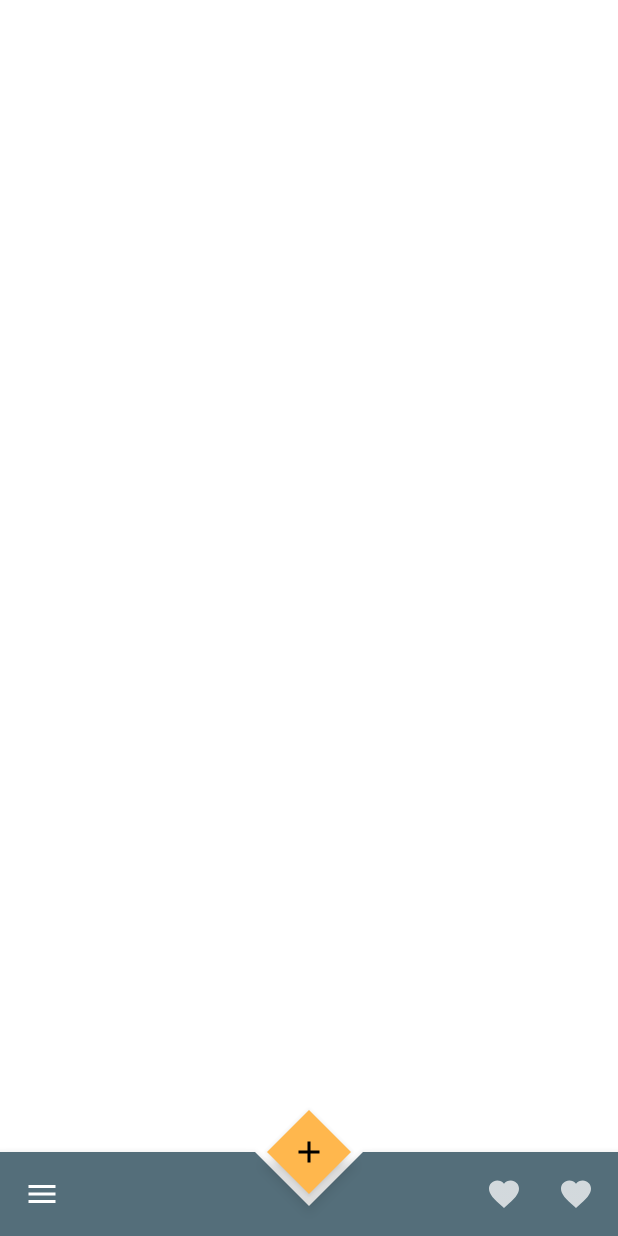
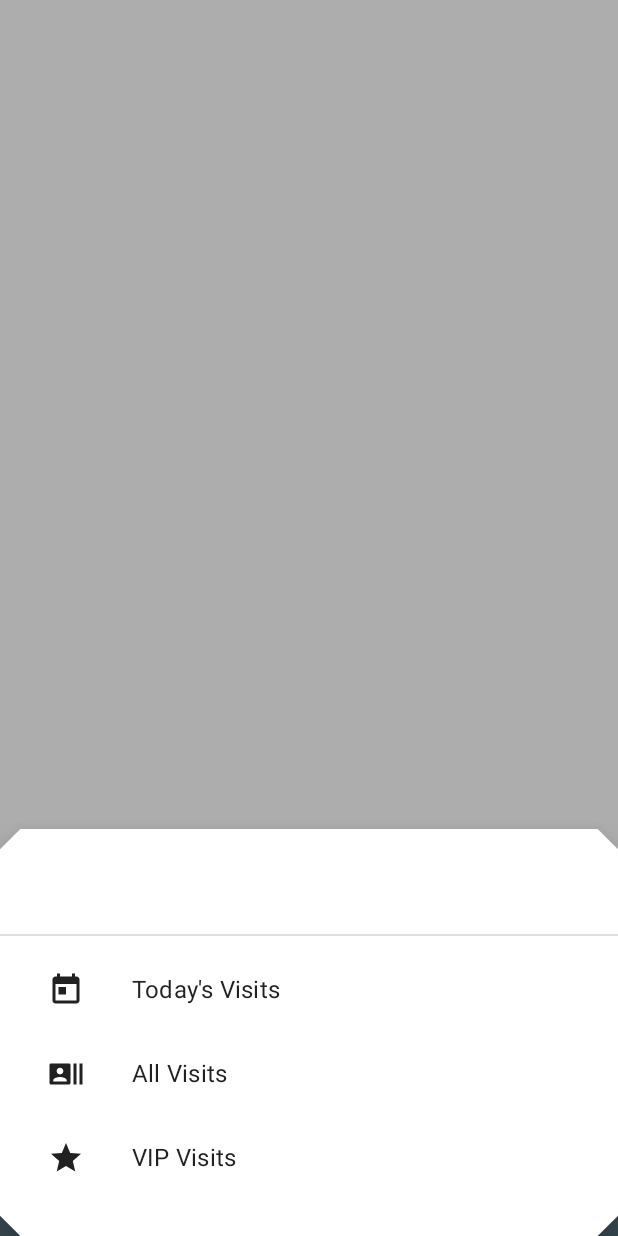
Before and after one commit to Iker0610/DAS-App-Visitas, an Android app built with Jetpack Compose: the MainActivity screen opened directly, with no data from a screen before it, after a tap on "Localized description", on a phone screen of 412 x 824 dp. Run offline under Robolectric (Android 15) with nearby library versions, the phone set to English and light mode, and no system bars; our stand-ins replace Dagger/Hilt's generated code, Room's generated code, accompanist; libraries missing offline, so code that uses them is left out: com.google.accompanist.navigation.

Commit message:
Navigation Drawer Initial Implementation

```diff
--- a/app/src/main/java/das/omegaterapia/visits/activities/main/MainActivity.kt
+++ b/app/src/main/java/das/omegaterapia/visits/activities/main/MainActivity.kt
@@ -4,23 +4,25 @@ import android.os.Bundle
 import androidx.activity.ComponentActivity
 import androidx.activity.compose.setContent
 import androidx.activity.viewModels
-import androidx.compose.animation.AnimatedVisibility
-import androidx.compose.animation.ExperimentalAnimationApi
+import androidx.compose.animation.*
 import androidx.compose.animation.core.Spring
 import androidx.compose.animation.core.spring
-import androidx.compose.animation.scaleIn
-import androidx.compose.animation.scaleOut
-import androidx.compose.animation.slideInVertically
-import androidx.compose.animation.slideOutVertically
-import androidx.compose.foundation.layout.padding
+import androidx.compose.foundation.layout.*
+import androidx.compose.foundation.lazy.LazyColumn
+import androidx.compose.foundation.lazy.items
 import androidx.compose.foundation.lazy.rememberLazyListState
-import androidx.compose.material.FabPosition
-import androidx.compose.material.Scaffold
-import androidx.compose.material.rememberScaffoldState
+import androidx.compose.foundation.shape.CutCornerShape
+import androidx.compose.material.*
+import androidx.compose.material.icons.Icons
+import androidx.compose.material.icons.filled.Favorite
+import androidx.compose.runtime.Composable
 import androidx.compose.runtime.collectAsState
 import androidx.compose.runtime.getValue
 import androidx.compose.runtime.rememberCoroutineScope
+import androidx.compose.ui.Alignment
 import androidx.compose.ui.Modifier
+import androidx.compose.ui.unit.dp
+import androidx.lifecycle.viewmodel.compose.viewModel
 import com.google.accompanist.navigation.animation.AnimatedNavHost
 import com.google.accompanist.navigation.animation.composable
 import com.google.accompanist.navigation.animation.rememberAnimatedNavController
@@ -30,8 +32,9 @@ import das.omegaterapia.visits.activities.main.composables.MainFloatingActionBut
 import das.omegaterapia.visits.activities.main.screens.AddVisitScreen
 import das.omegaterapia.visits.activities.main.screens.AllVisitsScreen
 import das.omegaterapia.visits.activities.main.screens.MainActivityScreens
+import das.omegaterapia.visits.activities.main.screens.navigableScreens
 import das.omegaterapia.visits.ui.theme.OmegaterapiaTheme
-import das.omegaterapia.visits.utils.isScrollingUp
+import das.omegaterapia.visits.utils.WindowSize
 import das.omegaterapia.visits.utils.rememberWindowSizeClass
 import kotlinx.coroutines.Dispatchers
 import kotlinx.coroutines.launch
@@ -45,12 +48,24 @@ class MainActivity : ComponentActivity() {
     /*--------------------------------------------------
     |            Activity Lifecycle Methods            |
     --------------------------------------------------*/
-    @OptIn(ExperimentalAnimationApi::class)
     override fun onCreate(savedInstanceState: Bundle?) {
         super.onCreate(savedInstanceState)
         setContent {
             OmegaterapiaTheme {
                 val windowSize = rememberWindowSizeClass()
+                MainActivityScreen(visitViewModel, windowSize = windowSize)
+            }
+        }
+    }
+}
+
+@OptIn(ExperimentalAnimationApi::class, ExperimentalMaterialApi::class)
+@Composable
+private fun MainActivityScreen(
+    visitViewModel: VisitsViewModel = viewModel(),
+    windowSize: WindowSize
+) {
+    val scope = rememberCoroutineScope()
 
     val navController = rememberAnimatedNavController()
     val currentRoute by navController.currentBackStackEntryFlow.collectAsState(initial = navController.currentBackStackEntry)
@@ -58,7 +73,47 @@ class MainActivity : ComponentActivity() {
     val scaffoldState = rememberScaffoldState()
     val allVisitsLazyListState = rememberLazyListState()
 
-                val scope = rememberCoroutineScope()
+    val drawerState = rememberBottomDrawerState(BottomDrawerValue.Closed)
+    val gesturesEnabled = drawerState.currentValue != BottomDrawerValue.Closed
+
+    BottomDrawer(
+        gesturesEnabled = gesturesEnabled,
+        drawerState = drawerState,
+        drawerShape = CutCornerShape(5),
+        drawerContent = {
+
+            LazyColumn(Modifier.padding(vertical = 24.dp)) {
+                item {
+                    Row(
+                        Modifier
+                            .fillMaxWidth()
+                            .padding(horizontal = 32.dp),
+                        verticalAlignment = Alignment.CenterVertically
+                    ) {
+                        Text(visitViewModel.currentUser, style = MaterialTheme.typography.h6)
+                    }
+                    Divider(
+                        Modifier
+                            .padding(top = 22.dp, bottom = 8.dp)
+                            .fillMaxWidth()
+                    )
+                }
+                items(navigableScreens) {
+                    ListItem(
+                        modifier = Modifier.padding(horizontal = 16.dp),
+                        text = { Text(it.title) },
+                        icon = {
+                            Icon(
+                                it.icon,
+                                contentDescription = "Navigate to " + it.title
+                            )
+                        }
+                    )
+                }
+            }
+        },
+    ) {
+
 
         Scaffold(
             scaffoldState = scaffoldState,
@@ -81,7 +136,7 @@ class MainActivity : ComponentActivity() {
                     enter = slideInVertically(initialOffsetY = { 2 * it }),
                     exit = slideOutVertically(targetOffsetY = { 2 * it })
                 ) {
-                            BottomNavBar()
+                    BottomNavBar(onMenuOpen = { scope.launch { drawerState.open() } })
                 }
             }
         )
@@ -102,13 +157,19 @@ class MainActivity : ComponentActivity() {
                     enterTransition = {
                         slideInVertically(
                             initialOffsetY = { 2 * it },
-                                    animationSpec = spring(dampingRatio = Spring.DampingRatioNoBouncy, stiffness = Spring.StiffnessVeryLow)
+                            animationSpec = spring(
+                                dampingRatio = Spring.DampingRatioNoBouncy,
+                                stiffness = Spring.StiffnessVeryLow
+                            )
                         )
                     },
                     exitTransition = {
                         slideOutVertically(
                             targetOffsetY = { 2 * it },
-                                    animationSpec = spring(dampingRatio = Spring.DampingRatioNoBouncy, stiffness = Spring.StiffnessVeryLow)
+                            animationSpec = spring(
+                                dampingRatio = Spring.DampingRatioNoBouncy,
+                                stiffness = Spring.StiffnessVeryLow
+                            )
                         )
                     },
                 ) {
@@ -128,5 +189,3 @@ class MainActivity : ComponentActivity() {
         }
     }
 }
-    }
-}
```
Also changed, not shown: app/src/main/java/das/omegaterapia/visits/activities/main/composables/NavigationComposables.kt (+8 -90 lines). Lines whose indentation alone changed are shown as unchanged.
